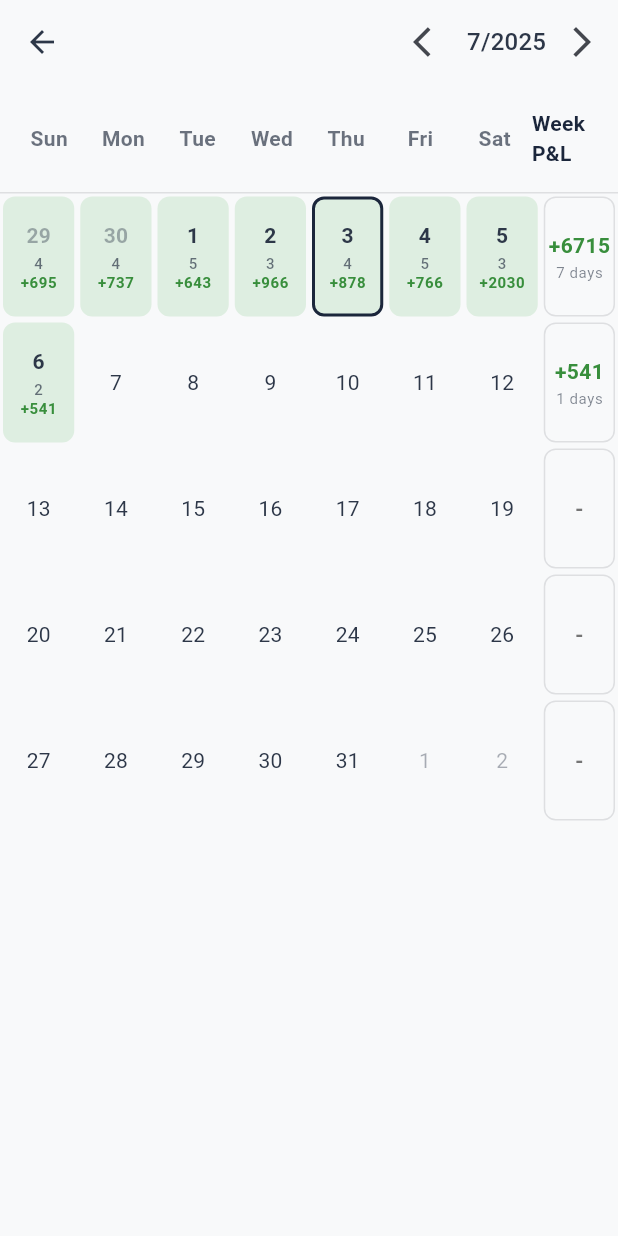
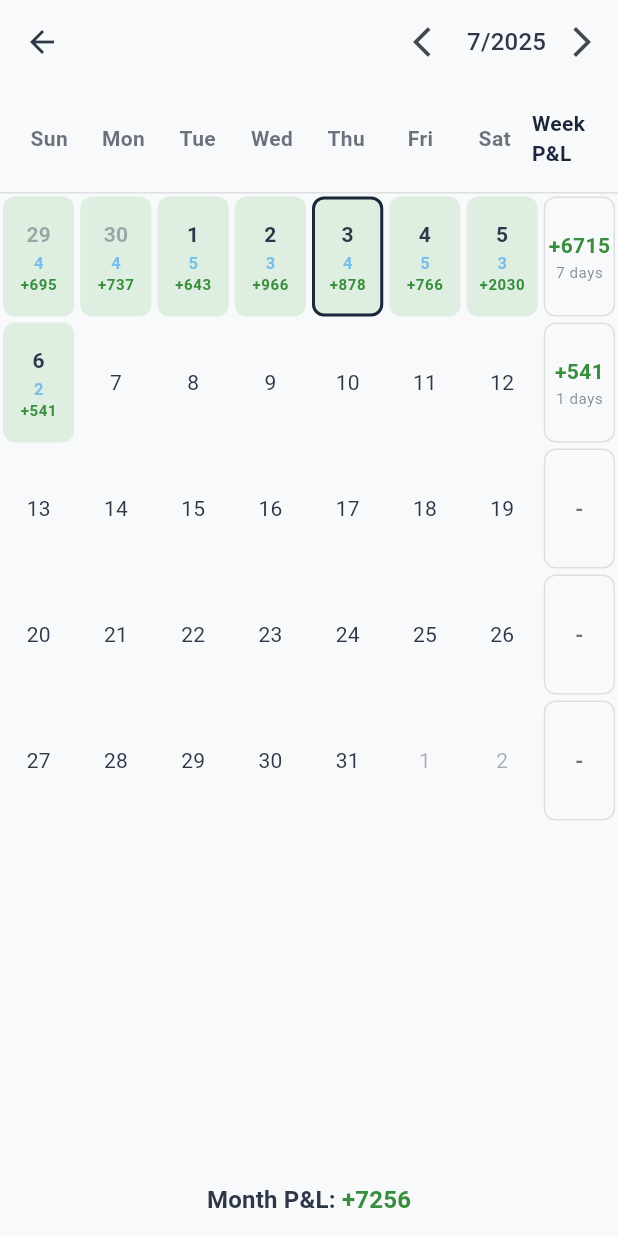
Before and after one commit to knilfix/Trading-Journal-Desktop, a Flutter app: the TradeCalendar screen opened directly, on a phone screen of 412 x 824 dp. Run offline on Flutter 3.47's test engine with Material 3 defaults, Android fonts, the light colour scheme and no system bars; our stand-ins replace fl_chart; accounts and stored records are empty.

Commit message:
enhanced calendar

```diff
--- a/trading_journal/lib/screens/calendar/table_calendar.dart
+++ b/trading_journal/lib/screens/calendar/table_calendar.dart
@@ -311,9 +311,49 @@ class TradeCalendarState extends State<TradeCalendar> {
               },
             ),
           ),
+          Padding(
+            padding: const EdgeInsets.symmetric(vertical: 12.0),
+            child: Row(
+              mainAxisAlignment: MainAxisAlignment.center,
+              children: [
+                Text(
+                  'Month P&L: ',
+                  style: theme.textTheme.titleMedium?.copyWith(
+                    fontWeight: FontWeight.bold,
+                  ),
+                ),
+                Builder(
+                  builder: (_) {
+                    final monthPnL = _getMonthPnL(weeks);
+                    return Text(
+                      monthPnL == 0
+                          ? '-'
+                          : '${monthPnL > 0 ? '+' : ''}${monthPnL.toStringAsFixed(0)}',
+                      style: theme.textTheme.titleMedium?.copyWith(
+                        color: monthPnL > 0
+                            ? Colors.green.shade700
+                            : monthPnL < 0
+                            ? Colors.red.shade700
+                            : Colors.grey.shade600,
+                        fontWeight: FontWeight.bold,
+                      ),
+                    );
+                  },
+                ),
+              ],
+            ),
+          ),
         ],
       ),
     );
+  }
+
+  double _getMonthPnL(List<List<DateTime>> weeks) {
+    double sum = 0.0;
+    for (final week in weeks) {
+      sum += _getWeeklyPnL(week[0]);
+    }
+    return sum;
   }
 
   Widget _buildCalendarDay(DateTime day, ThemeData theme) {
@@ -332,7 +372,9 @@ class TradeCalendarState extends State<TradeCalendar> {
       } else if (dailyPnL < 0) {
         dayColor = Colors.red.withOpacity(0.15);
       } else {
-        dayColor = Colors.grey.withOpacity(0.1);
+        dayColor = Colors.grey.withOpacity(
+          0.18,
+        ); // Slightly more visible for break-even
       }
     }
 
@@ -342,6 +384,19 @@ class TradeCalendarState extends State<TradeCalendar> {
       borderColor = theme.colorScheme.primary;
     } else if (isToday) {
       borderColor = theme.colorScheme.secondary;
+    }
+
+    // Trade count color (blue with alpha)
+    final tradeCountColor = Colors.blue.withOpacity(0.55);
+
+    // PnL color
+    Color pnlColor;
+    if (dailyPnL > 0) {
+      pnlColor = Colors.green.shade700;
+    } else if (dailyPnL < 0) {
+      pnlColor = Colors.red.shade700;
+    } else {
+      pnlColor = Colors.grey.shade600;
     }
 
     return GestureDetector(
@@ -380,20 +435,18 @@ class TradeCalendarState extends State<TradeCalendar> {
               Text(
                 '${trades.length}',
                 style: theme.textTheme.bodySmall?.copyWith(
-                  fontSize: 10,
-                  fontWeight: FontWeight.w500,
-                  color: theme.colorScheme.onSurface.withOpacity(0.7),
+                  fontSize: 11,
+                  fontWeight: FontWeight.w600,
+                  color: tradeCountColor,
                 ),
               ),
               Text(
-                dailyPnL >= 0
+                dailyPnL > 0
                     ? '+${dailyPnL.toStringAsFixed(0)}'
                     : dailyPnL.toStringAsFixed(0),
                 style: theme.textTheme.bodySmall?.copyWith(
                   fontSize: 10,
-                  color: dailyPnL >= 0
-                      ? Colors.green.shade700
-                      : Colors.red.shade700,
+                  color: pnlColor,
                   fontWeight: FontWeight.bold,
                 ),
               ),
```
